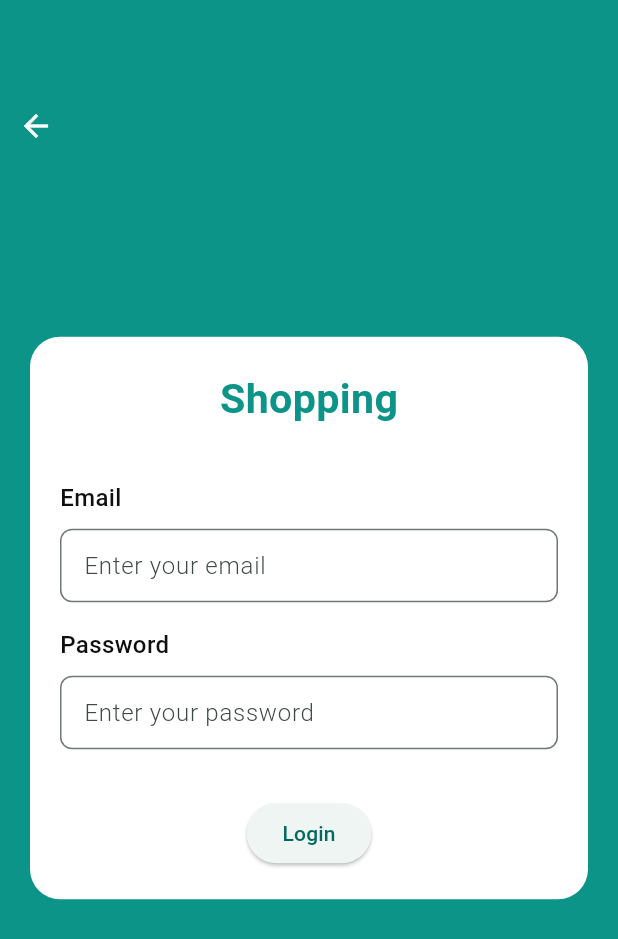
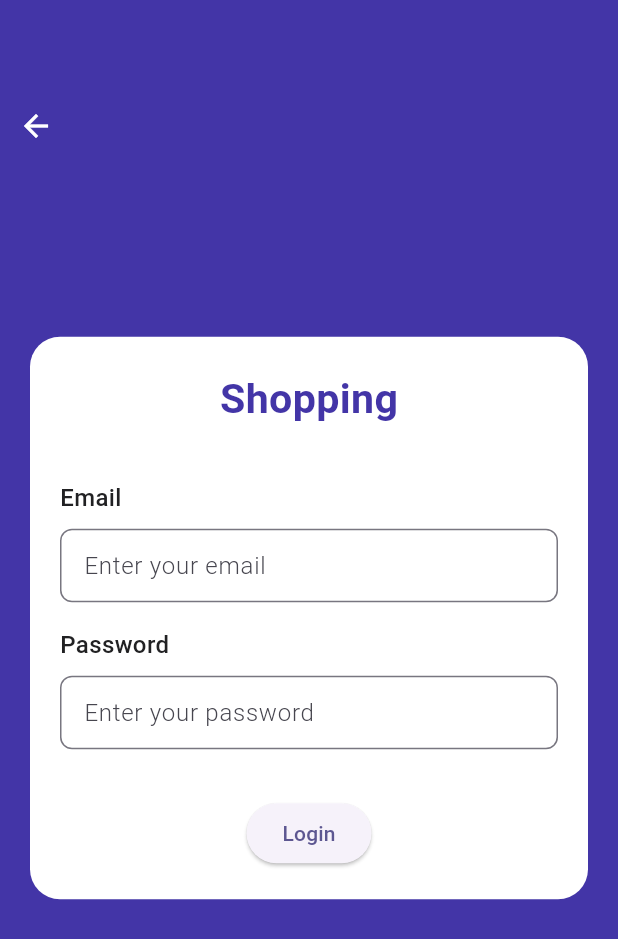
Before and after one commit to vietanhyoyo/banking_app, a Flutter app: the AuthPage screen opened by its route, on a phone screen of 412 x 824 dp. Shown: the top 939 px of the screen. Run offline on Flutter 3.47's test engine with Material 3 defaults, Android fonts, the phone set to English and light mode, and no system bars; our stand-ins replace bloc, cached_network_image, carousel_slider, dio, equatable, fluro and 5 more; missing offline and left inert: flutter_swipe; accounts and stored records are empty; generated files the repository leaves out were written again; statements that could not run were skipped.

Commit message:
set up color

```diff
--- a/lib/config/routes/router_handler.dart
+++ b/lib/config/routes/router_handler.dart
@@ -1,6 +1,7 @@
 import 'package:banking_app/config/theme/app_themes.dart';
 import 'package:banking_app/core/arguments/product_argument.dart';
 import 'package:banking_app/core/providers/cubit_provider.dart';
+import 'package:banking_app/features/banking/presentation/pages/login_page.dart';
 import 'package:banking_app/features/daily_news/presentation/bloc/article/remote/bloc/remote_article_bloc.dart';
 import 'package:banking_app/features/daily_news/presentation/pages/home/daily_news.dart';
 import 'package:banking_app/features/favorite_images/presentation/cubit/favorite_image/favorite_image_cubit.dart';
@@ -142,3 +143,8 @@ Handler historyHandler = Handler(
           create: (context) => sl<HistoryCubit>(),
           child: const HistoryPage(),
         ));
+
+///Banking App Handler]
+Handler loginHandler = Handler(
+    handlerFunc: (BuildContext? context, Map<String, List<String>> params) =>
+        const LoginPage());
--- a/lib/config/routes/routes.dart
+++ b/lib/config/routes/routes.dart
@@ -16,6 +16,7 @@ class Routes {
   static String auth = "/auth";
   static String cart = "/cart";
   static String history = "/history";
+  static String login = "/login";
 
   /// Setup route for the app
   static void configureRoutes(FluroRouter router) {
@@ -98,5 +99,11 @@ class Routes {
       handler: historyHandler,
       transitionType: TransitionType.inFromRight,
     );
+
+    router.define(
+      login,
+      handler: loginHandler,
+      transitionType: TransitionType.inFromRight,
+    );
   }
 }
--- a/lib/core/constants/app_colors.dart
+++ b/lib/core/constants/app_colors.dart
@@ -1,9 +1,47 @@
 import 'dart:ui';
 
 class AppColors {
-  static const Color primary = Color(0xFF0d9488);
-  static const Color secondary = Color(0xFF0369a1);
-  static const Color black = Color(0xFF0F0F0F);
+  ///Brand
+  static const Color primary = Color(0xFF4335A7);
+  static const Color secondary = Color(0xFF80C4E9);
+  static const Color thirdly = Color(0xFFFFF6E9);
+  static const Color fourth = Color(0xFFFF7F3E);
+
+  ///Primary
+  static const Color primary1 = Color(0xFFecebf6);
+  static const Color primary2 = Color(0xFFd2cfea);
+  static const Color primary3 = Color(0xFFaea8d9);
+  static const Color primary4 = Color(0xFF8980c8);
+  static const Color primary5 = Color(0xFF6559b7);
+  static const Color primary6 = Color(0xFF4335a7);
+  static const Color primary7 = Color(0xFF392d8e);
+  static const Color primary8 = Color(0xFF302677);
+  static const Color primary9 = Color(0xFF261e5f);
+  static const Color primary10 = Color(0xFF1e184b);
+
+  ///Neutral
+  static const Color neutral1 = Color(0xFFffffff);
+  static const Color neutral2 = Color(0xFFfdfdfd);
+  static const Color neutral3 = Color(0xFFf5f5f5);
+  static const Color neutral4 = Color(0xFFf1f1f1);
+  static const Color neutral5 = Color(0xFFdbdbdb);
+  static const Color neutral6 = Color(0xFFc3c3c3);
+  static const Color neutral7 = Color(0xFF939393);
+  static const Color neutral8 = Color(0xFF626264);
+  static const Color neutral9 = Color(0xFF4f4f51);
+  static const Color neutral10 = Color(0xFF323234);
+  static const Color neutral11 = Color(0xFF2b2b2d);
+  static const Color neutral12 = Color(0xFF212123);
+  static const Color neutral13 = Color(0xFF0e0e10);
+
+  ///Status
+  static const Color success = Color(0xFFd3f261);
+  static const Color info = Color(0xFF91caff);
+  static const Color warning = Color(0xFFffd591);
+  static const Color error = Color(0xFFffa39e);
+
+  ///Other
+  static const Color black = Color(0xFF212123);
   static const Color black1 = Color(0xFF121212);
   static const Color black2 = Color(0xFF212121);
   static const Color grey = Color(0xFFB1B1B1);
--- a/lib/features/banking/presentation/pages/login_page.dart
+++ b/lib/features/banking/presentation/pages/login_page.dart
@@ -2,6 +2,7 @@ import 'package:banking_app/core/constants/app_colors.dart';
 import 'package:flutter/material.dart';
 
 class LoginPage extends StatelessWidget {
+  const LoginPage({super.key});
 
   @override
   Widget build(BuildContext context) {
@@ -12,6 +13,6 @@ class LoginPage extends StatelessWidget {
   }
 
   Widget _buildBody(BuildContext context) {
-    return Text("body");
+    return const Text("body");
   }
 }
--- a/lib/main.dart
+++ b/lib/main.dart
@@ -39,7 +39,7 @@ class MyApp extends StatelessWidget {
                 darkTheme: AppTheme.currentTheme.darkTheme,
                 themeMode: currentMode,
                 onGenerateRoute: Application.router?.generator,
-                initialRoute: Routes.home,
+                initialRoute: Routes.login,
               );
             },
           );
```
